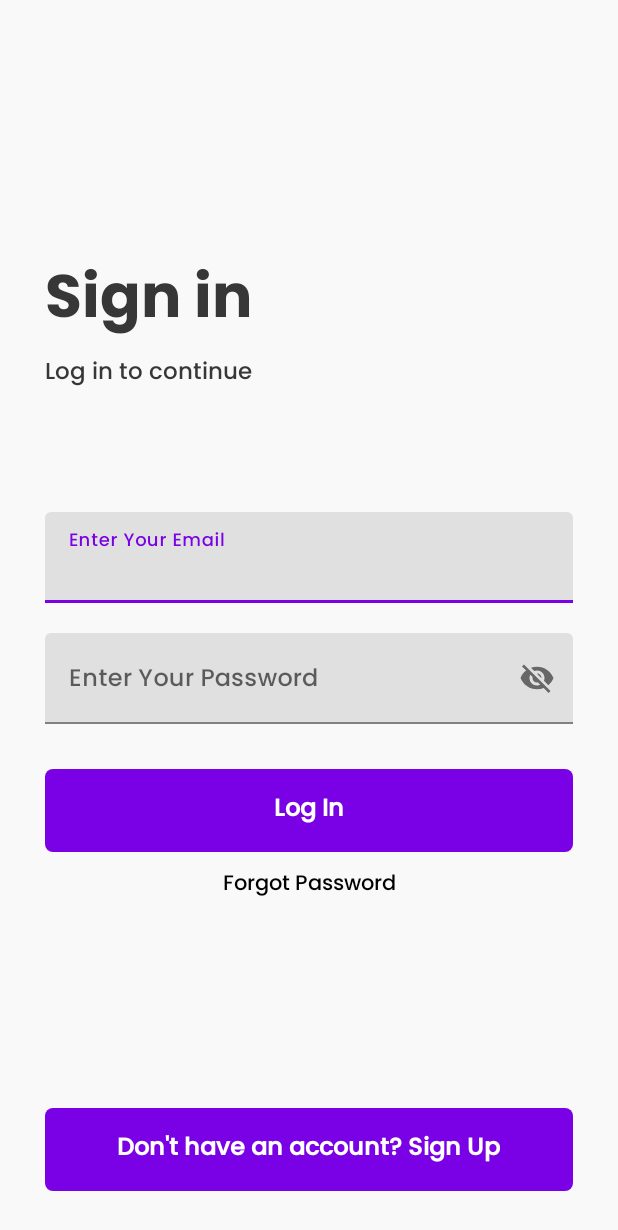
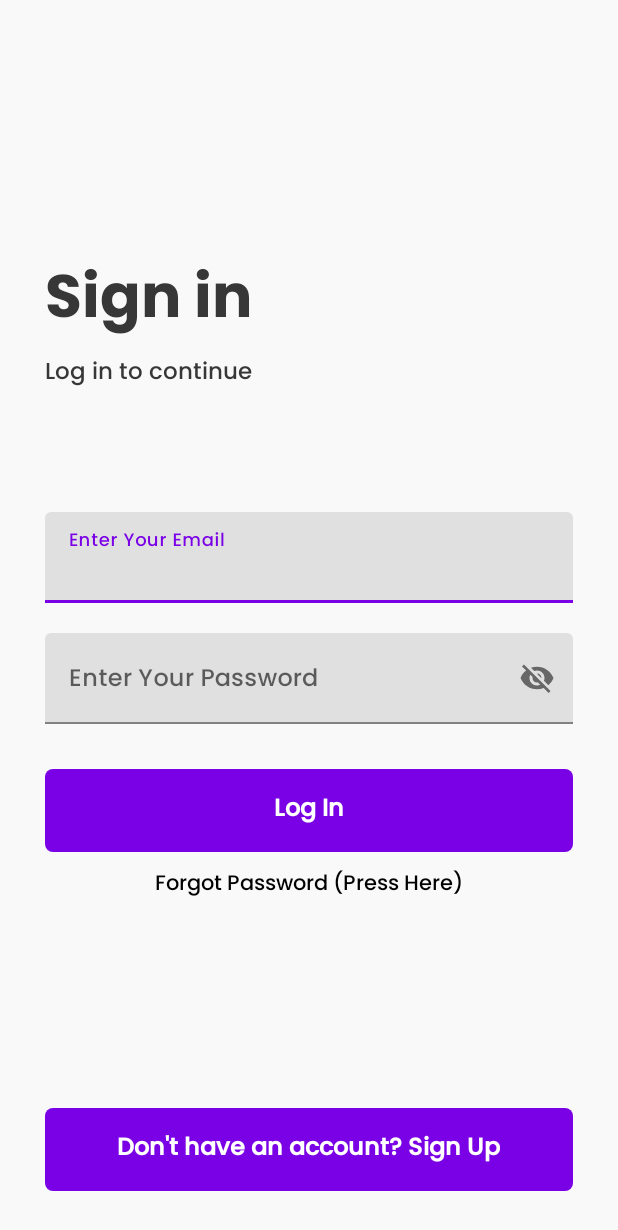
Before and after one commit to Glen1004/notesapp, an Android app: the screen it shows after launch (MainActivity), on a phone screen of 412 x 824 dp. Shown: the top 1230 px of the screen. Run offline under Robolectric (Android 15) with nearby library versions, the light colour scheme and no system bars; our stand-ins replace Firebase (no records; nobody signed in at launch, a user with empty details on screens opened directly).

Commit message:
BG Colors

```diff
--- a/app/src/main/res/layout/activity_createnote.xml
+++ b/app/src/main/res/layout/activity_createnote.xml
@@ -12,7 +12,7 @@
         android:layout_width="match_parent"
         android:layout_height="?attr/actionBarSize"
         android:id="@+id/toolbarofcreatenote"
-        android:background="@color/white">
+        android:background="#7A00E6">
 
 
         <EditText
@@ -21,7 +21,8 @@
             android:paddingTop="12dp"
             android:textSize="20sp"
             android:textStyle="bold"
-            android:textColor="#383737"
+            android:textColorHint="#FFFFFF"
+            android:background="#7A00E6"
             android:fontFamily="@font/poppins_medium"
             android:hint="Create a Note"
             android:id="@+id/createtitleofnote" />
--- a/app/src/main/res/layout/activity_editnoteactivity.xml
+++ b/app/src/main/res/layout/activity_editnoteactivity.xml
@@ -10,7 +10,7 @@
         android:layout_width="match_parent"
         android:layout_height="?attr/actionBarSize"
         android:id="@+id/toolbarofeditnote"
-        android:background="@color/white">
+        android:background="#7A00E6">
 
 
         <EditText
@@ -20,7 +20,7 @@
             android:textSize="20sp"
             android:textStyle="bold"
             android:fontFamily="@font/poppins_medium"
-            android:textColor="@color/black"
+            android:textColor="@color/white"
             android:id="@+id/edittitleofnote" />
 
     </androidx.appcompat.widget.Toolbar>
--- a/app/src/main/res/layout/activity_fogotpassword.xml
+++ b/app/src/main/res/layout/activity_fogotpassword.xml
@@ -83,7 +83,7 @@
         android:layout_width="match_parent"
         android:layout_height="wrap_content"
         android:layout_alignParentBottom="true"
-        android:text="Already have an account? Log In "
+        android:text="Already have an account? Log In"
         android:id="@+id/gobacktologin"
         android:fontFamily="@font/poppins_medium"
         android:layout_marginBottom="30dp"
--- a/app/src/main/res/layout/activity_main.xml
+++ b/app/src/main/res/layout/activity_main.xml
@@ -134,7 +134,7 @@
     <TextView
         android:layout_width="match_parent"
         android:layout_height="wrap_content"
-        android:text="Forgot Password"
+        android:text="Forgot Password (Press Here)"
         android:layout_marginLeft="20dp"
         android:layout_marginRight="20dp"
         android:id="@+id/gotoforgotpassword"
--- a/app/src/main/res/layout/activity_notedetails.xml
+++ b/app/src/main/res/layout/activity_notedetails.xml
@@ -10,7 +10,7 @@
         android:id="@+id/toolbarofnotedetail"
         android:layout_width="match_parent"
         android:layout_height="?attr/actionBarSize"
-        android:background="@color/white">
+        android:background="#7A00E6">
 
 
         <TextView
@@ -20,7 +20,7 @@
             android:paddingTop="12dp"
             android:text="Create Notes"
             android:fontFamily="@font/poppins_bold"
-            android:textColor="#383737"
+            android:textColor="#FFFFFF"
             android:textSize="25sp"
             android:textStyle="bold" />
 
```
